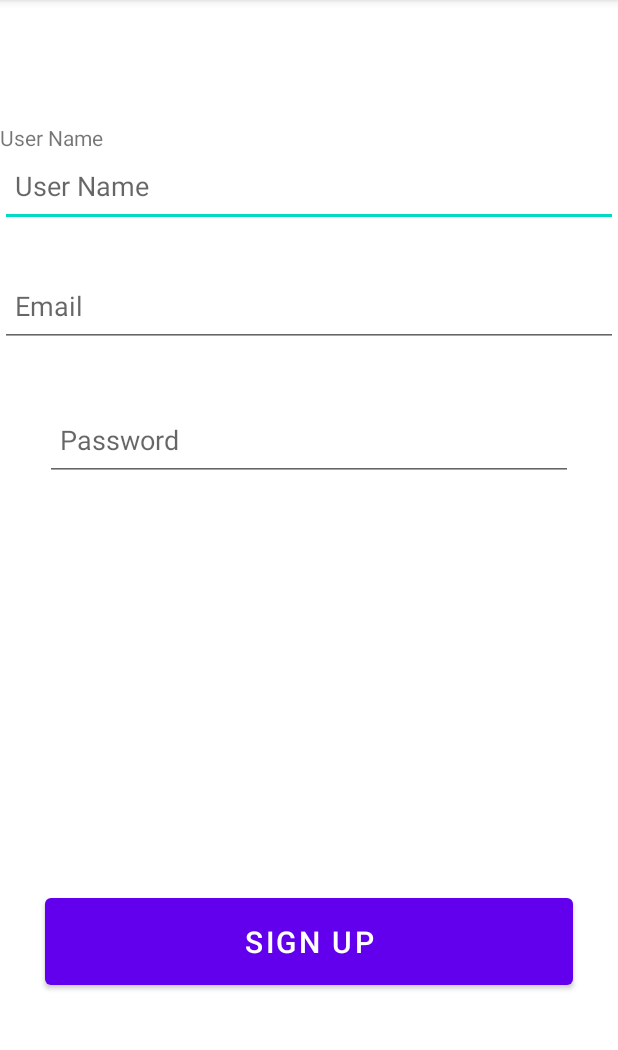
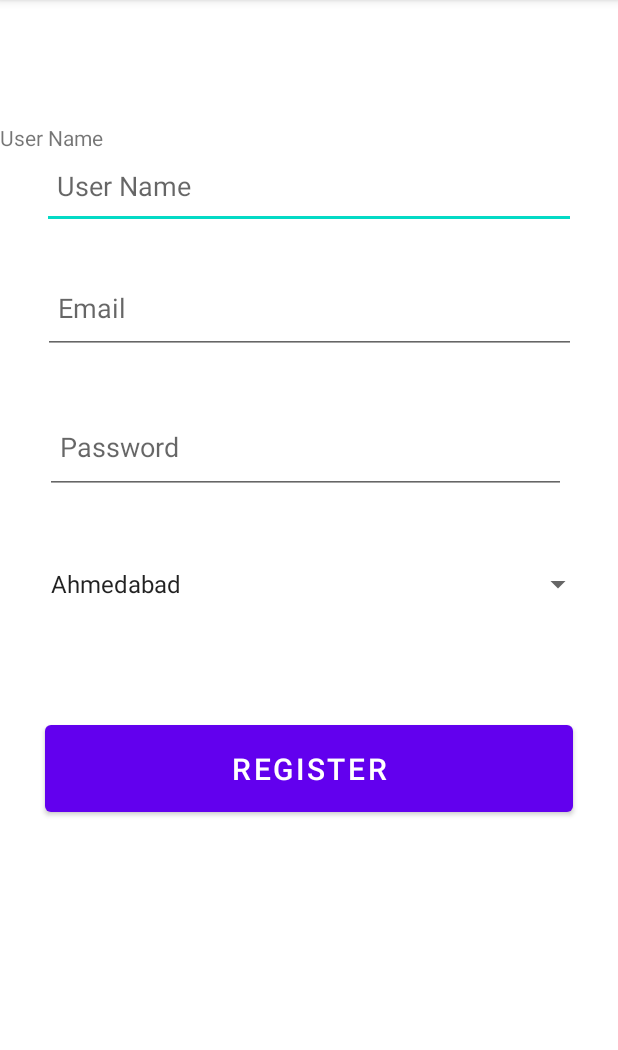
Before and after one commit to viren06/E-FIR, an Android app: the Add_station_form screen opened directly, with no data from a screen before it, on a phone screen of 412 x 824 dp, the part 84-1134 px from its top. Run offline under Robolectric (Android 15) with nearby library versions, the phone set to English and light mode, and no system bars; our stand-ins replace Firebase (no records; nobody signed in at launch, a user with empty details on screens opened directly); Roboto replaces fonts that are not available here.

Commit message:
admin registration front end done and started working on back end.

```diff
--- a/app/build.gradle
+++ b/app/build.gradle
@@ -1,6 +1,7 @@
 plugins {
     id 'com.android.application'
     id 'org.jetbrains.kotlin.android'
+    id 'com.google.gms.google-services'
 }
 
 android {
@@ -24,7 +25,7 @@ android {
         }
     }
 
-    buildFeatures{
+    buildFeatures {
         viewBinding true
     }
     compileOptions {
@@ -42,7 +43,14 @@ dependencies {
     implementation 'androidx.appcompat:appcompat:1.4.1'
     implementation 'com.google.android.material:material:1.5.0'
     implementation 'androidx.constraintlayout:constraintlayout:2.1.3'
+    implementation 'com.google.firebase:firebase-database-ktx:20.0.4'
+    implementation 'com.google.firebase:firebase-storage-ktx:20.1.0'
+    implementation 'com.google.firebase:firebase-auth-ktx:21.1.0'
+
     testImplementation 'junit:junit:4.13.2'
     androidTestImplementation 'androidx.test.ext:junit:1.1.3'
     androidTestImplementation 'androidx.test.espresso:espresso-core:3.4.0'
+
+
+
 }
--- a/app/src/main/java/com/example/e_fir/Add_station.kt
+++ /dev/null
@@ -1,11 +0,0 @@
-package com.example.e_fir
-
-import androidx.appcompat.app.AppCompatActivity
-import android.os.Bundle
-
-class Add_station : AppCompatActivity() {
-    override fun onCreate(savedInstanceState: Bundle?) {
-        super.onCreate(savedInstanceState)
-        setContentView(R.layout.activity_add_station)
-    }
-}
--- a/app/src/main/java/com/example/e_fir/Add_station_form.kt
+++ b/app/src/main/java/com/example/e_fir/Add_station_form.kt
@@ -1,11 +1,23 @@
 package com.example.e_fir
 
+import android.net.Uri
 import androidx.appcompat.app.AppCompatActivity
 import android.os.Bundle
+import com.google.firebase.storage.FirebaseStorage
+import com.google.firebase.storage.StorageReference
 
 class Add_station_form : AppCompatActivity() {
+    private var filePath: Uri? = null
+    private var firebaseStore: FirebaseStorage? = null
+    private var storageReference: StorageReference? = null
+    private var username:String?=null
+    private var flg:String="false"
+
+
     override fun onCreate(savedInstanceState: Bundle?) {
         super.onCreate(savedInstanceState)
+
+
         setContentView(R.layout.activity_add_station_form)
     }
 }
--- a/app/src/main/res/layout/activity_add_station.xml
+++ /dev/null
@@ -1,9 +0,0 @@
-<?xml version="1.0" encoding="utf-8"?>
-<androidx.constraintlayout.widget.ConstraintLayout xmlns:android="http://schemas.android.com/apk/res/android"
-    xmlns:app="http://schemas.android.com/apk/res-auto"
-    xmlns:tools="http://schemas.android.com/tools"
-    android:layout_width="match_parent"
-    android:layout_height="match_parent"
-    tools:context=".Add_station">
-
-</androidx.constraintlayout.widget.ConstraintLayout>
--- a/app/src/main/res/layout/activity_add_station_form.xml
+++ b/app/src/main/res/layout/activity_add_station_form.xml
@@ -19,8 +19,8 @@
 
     <EditText
         android:id="@+id/txtusernm"
-        android:layout_width="match_parent"
-        android:layout_height="50sp"
+        android:layout_width="356dp"
+        android:layout_height="51dp"
         android:drawablePadding="20dp"
         android:ems="10"
         android:gravity="left"
@@ -36,8 +36,8 @@
 
     <EditText
         android:id="@+id/txtemail"
-        android:layout_width="match_parent"
-        android:layout_height="50sp"
+        android:layout_width="355dp"
+        android:layout_height="53dp"
         android:layout_marginTop="30dp"
         android:drawablePadding="20dp"
         android:ems="10"
@@ -54,8 +54,8 @@
 
     <EditText
         android:id="@+id/txtpass"
-        android:layout_width="match_parent"
-        android:layout_height="50sp"
+        android:layout_width="347dp"
+        android:layout_height="54dp"
         android:layout_marginStart="30dp"
         android:layout_marginTop="39dp"
         android:layout_marginEnd="30dp"
@@ -72,20 +72,6 @@
         app:layout_constraintStart_toStartOf="parent"
         app:layout_constraintTop_toBottomOf="@+id/txtemail"
         tools:ignore="MissingConstraints" />
-
-    <ImageView
-        android:id="@+id/imgupload"
-        android:layout_width="344dp"
-        android:layout_height="82dp"
-        android:layout_marginStart="30dp"
-        android:layout_marginTop="42dp"
-        android:layout_marginEnd="30dp"
-        android:contentDescription="TODO"
-        app:layout_constraintEnd_toEndOf="parent"
-        app:layout_constraintHorizontal_bias="0.428"
-        app:layout_constraintStart_toStartOf="parent"
-        app:layout_constraintTop_toBottomOf="@+id/txtpass"
-        tools:ignore="VectorDrawableCompat" />
 
     <ProgressBar
         android:id="@+id/progressBar"
@@ -110,13 +96,26 @@
         android:layout_marginStart="30dp"
         android:layout_marginTop="148dp"
         android:layout_marginEnd="30dp"
-        android:text="SIGN UP"
+        android:text="Register"
         android:textColor="#FFFFFF"
         android:textSize="20dp"
         app:layout_constraintEnd_toEndOf="parent"
         app:layout_constraintHorizontal_bias="0.0"
         app:layout_constraintStart_toStartOf="parent"
-        app:layout_constraintTop_toBottomOf="@+id/imgupload" />
+        app:layout_constraintTop_toBottomOf="@+id/txtpass" />
+
+    <Spinner
+        android:id="@+id/spinner"
+        android:layout_width="370dp"
+        android:layout_height="60dp"
+        android:layout_marginStart="25dp"
+        android:layout_marginTop="30dp"
+        android:layout_marginEnd="16dp"
+        android:entries="@array/District"
+        app:layout_constraintEnd_toEndOf="parent"
+        app:layout_constraintStart_toStartOf="parent"
+        app:layout_constraintTop_toBottomOf="@+id/txtpass" />
+
 
 
 </androidx.constraintlayout.widget.ConstraintLayout>
--- a/app/src/main/res/values/strings.xml
+++ b/app/src/main/res/values/strings.xml
@@ -1,3 +1,39 @@
 <resources>
     <string name="app_name">E-FIR</string>
+
+    <string-array name="District">
+        <item>Ahmedabad</item>
+        <item>Amreli</item>
+        <item>Anand</item>
+        <item>Aravalli</item>
+        <item>Banaskantha</item>
+        <item>Bharuch</item>
+        <item>Bhavnagar</item>
+        <item>Botad</item>
+        <item>Chhota Udaipur</item>
+        <item>Dahod</item>
+        <item>Dang</item>
+        <item>Devbhoomi Dwarka</item>
+        <item>Gandhinagar</item>
+        <item>Gir Somnath</item>
+        <item>Jamnagar</item>
+        <item>Junagadh</item>
+        <item>Kutch</item>
+        <item>Kheda</item>
+        <item>Mahisagar</item>
+        <item>Mehsana</item>
+        <item>Morbi</item>
+        <item>Narmada</item>
+        <item>Navsari</item>
+        <item>Panchmahal</item>
+        <item>Patan</item>
+        <item>Porbandar</item>
+        <item>Rajkot</item>
+        <item>Sabarkantha</item>
+        <item>Surat</item>
+        <item>Surendranagar</item>
+        <item>Tapi</item>
+        <item>Vadodara</item>
+        <item>Valsad</item>
+    </string-array>
 </resources>
--- a/build.gradle
+++ b/build.gradle
@@ -1,4 +1,9 @@
-// Top-level build file where you can add configuration options common to all sub-projects/modules.
+buildscript {
+    dependencies {
+        classpath 'com.google.gms:google-services:4.3.10'
+    }
+}// Top-level build file where you can add configuration options common to all sub-projects/modules.
+
 plugins {
     id 'com.android.application' version '7.3.1' apply false
     id 'com.android.library' version '7.3.1' apply false
--- a/gradle.properties
+++ b/gradle.properties
@@ -1,23 +1,18 @@
-# Project-wide Gradle settings.
-# IDE (e.g. Android Studio) users:
-# Gradle settings configured through the IDE *will override*
-# any settings specified in this file.
-# For more details on how to configure your build environment visit
+## For more details on how to configure your build environment visit
 # http://www.gradle.org/docs/current/userguide/build_environment.html
+#
 # Specifies the JVM arguments used for the daemon process.
 # The setting is particularly useful for tweaking memory settings.
-org.gradle.jvmargs=-Xmx2048m -Dfile.encoding=UTF-8
+# Default value: -Xmx1024m -XX:MaxPermSize=256m
+# org.gradle.jvmargs=-Xmx2048m -XX:MaxPermSize=512m -XX:+HeapDumpOnOutOfMemoryError -Dfile.encoding=UTF-8
+#
 # When configured, Gradle will run in incubating parallel mode.
 # This option should only be used with decoupled projects. More details, visit
 # http://www.gradle.org/docs/current/userguide/multi_project_builds.html#sec:decoupled_projects
 # org.gradle.parallel=true
-# AndroidX package structure to make it clearer which packages are bundled with the
-# Android operating system, and which are packaged with your app's APK
-# https://developer.android.com/topic/libraries/support-library/androidx-rn
+#Tue Jan 03 17:03:05 IST 2023
+android.nonTransitiveRClass=true
+kotlin.code.style=official
+org.gradle.jvmargs=-Xmx2048m -Dfile.encoding\=UTF-8
 android.useAndroidX=true
-# Kotlin code style for this project: "official" or "obsolete":
-kotlin.code.style=official
-# Enables namespacing of each library's R class so that its R class includes only the
-# resources declared in the library itself and none from the library's dependencies,
-# thereby reducing the size of the R class for that library
-android.nonTransitiveRClass=true
+android.enableJetifier=true
```
